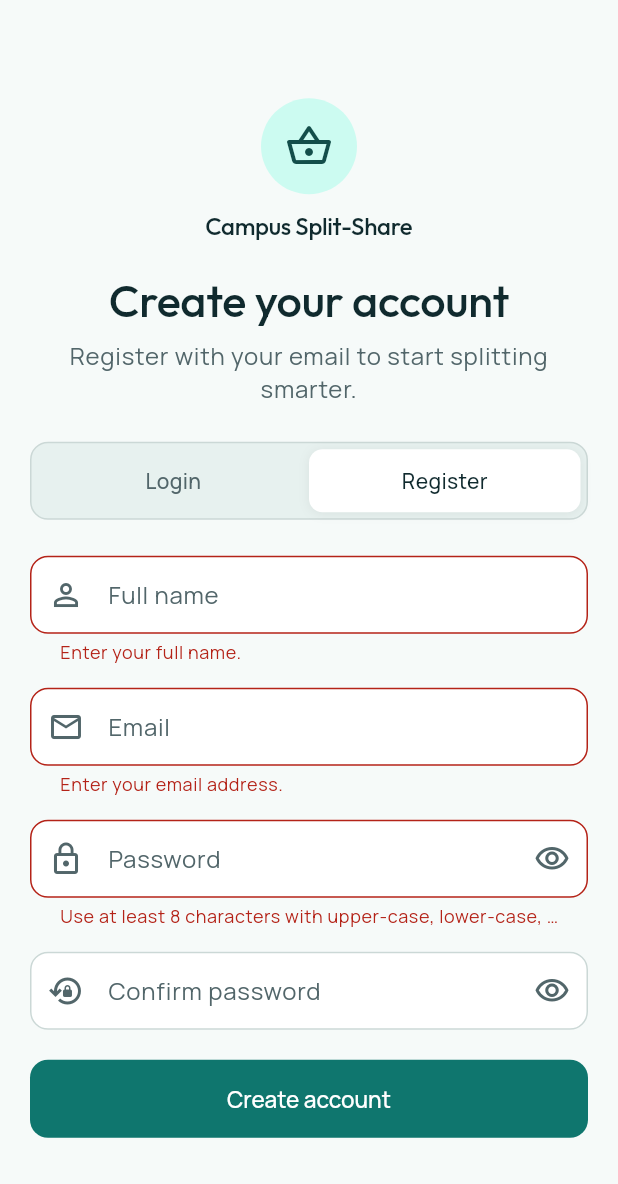
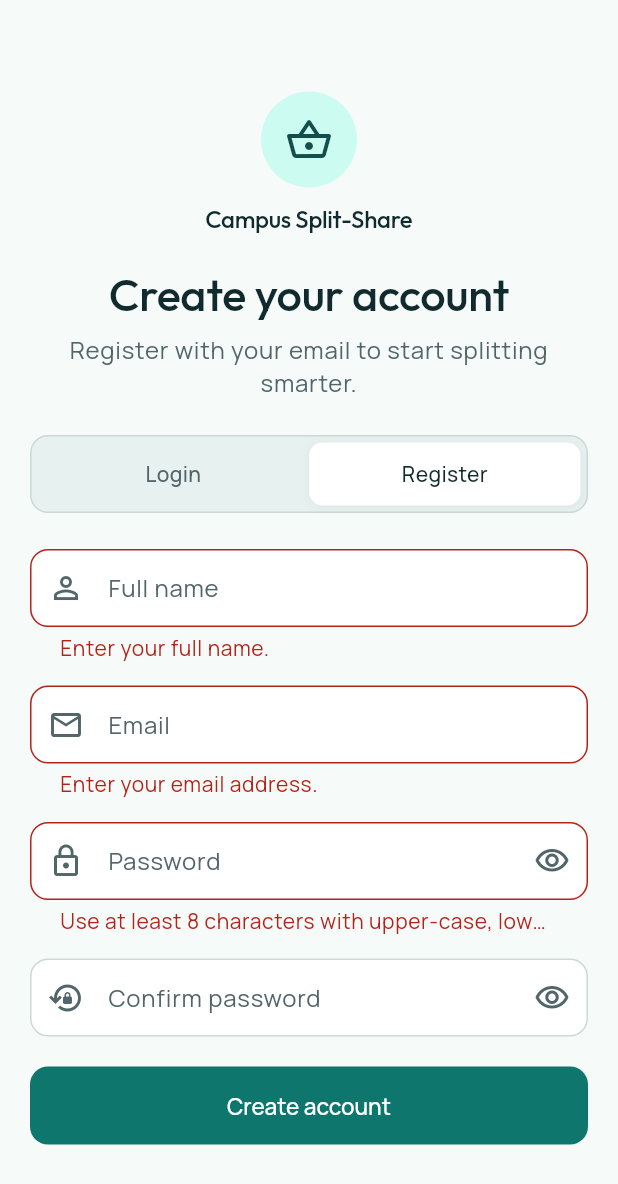
Before and after one commit to MLD-cmd/bulk-buying-companion, a Flutter app: the screen it shows after launch, after a tap on "Register", after a tap on "Create account", on a phone screen of 412 x 824 dp. Shown: the top 1184 px of the screen. Run offline on Flutter 3.47's test engine with Material 3 defaults, Android fonts, the light colour scheme and no system bars; our stand-ins replace flutter_dotenv, geolocator, supabase_flutter; accounts and stored records are empty.

Commit message:
fix: harden responsive frontend consistency
Remove temporary palette aliases and remaining local presentation overrides, enforce accessible supporting-text sizes, and let hub metadata reflow cleanly at 320 pixels with 200 percent text scaling. Add narrow-screen regression coverage for deal and hub cards, document the shared frontend guardrails, and mark the approved redesign specification ready for release review.

```diff
--- a/lib/ui/auth/auth_screen.dart
+++ b/lib/ui/auth/auth_screen.dart
@@ -352,11 +352,11 @@
                     color: selected ? scheme.surface : Colors.transparent,
                     borderRadius: BorderRadius.circular(9),
                     boxShadow: selected
-                        ? const [
+                        ? [
                             BoxShadow(
-                              color: Color(0x10000000),
+                              color: scheme.shadow.withValues(alpha: 0.06),
                               blurRadius: 6,
-                              offset: Offset(0, 1),
+                              offset: const Offset(0, 1),
                             ),
                           ]
                         : null,
--- a/lib/ui/shared/app_theme.dart
+++ b/lib/ui/shared/app_theme.dart
@@ -14,12 +14,6 @@
   static const warning = Color(0xFF8A4B08);
   static const warningContainer = Color(0xFFFFF3D6);
   static const onWarningContainer = Color(0xFF713F12);
-
-  // Temporary compatibility names while existing screens move onto semantic
-  // ColorScheme roles. They are removed after the screen migration tasks.
-  static const accent = primary;
-  static const good = success;
-  static const goodBg = successContainer;
 
   static const _lightScheme = ColorScheme(
     brightness: Brightness.light,
@@ -145,10 +139,18 @@
       titleSmall: heading(baseTextTheme.titleSmall),
       bodyLarge: body(baseTextTheme.bodyLarge),
       bodyMedium: body(baseTextTheme.bodyMedium),
-      bodySmall: body(baseTextTheme.bodySmall).copyWith(color: mutedColor),
+      bodySmall: body(
+        baseTextTheme.bodySmall,
+      ).copyWith(color: mutedColor, fontSize: 14),
       labelLarge: body(baseTextTheme.labelLarge, weight: FontWeight.w500),
-      labelMedium: body(baseTextTheme.labelMedium, weight: FontWeight.w500),
-      labelSmall: body(baseTextTheme.labelSmall, weight: FontWeight.w500),
+      labelMedium: body(
+        baseTextTheme.labelMedium,
+        weight: FontWeight.w500,
+      ).copyWith(fontSize: 14),
+      labelSmall: body(
+        baseTextTheme.labelSmall,
+        weight: FontWeight.w500,
+      ).copyWith(fontSize: 12),
     );
 
     const controlRadius = BorderRadius.all(Radius.circular(12));
```
Also changed, not shown: lib/ui/hub/join_hub_screen.dart (+8 -4 lines), lib/ui/hub/widgets/hub_card.dart (+6 -4 lines), 6 other files.
